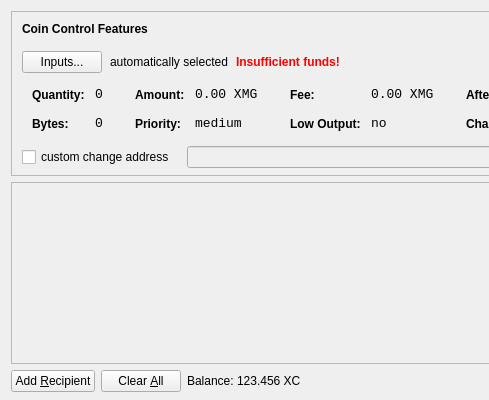
First picture: the form in src/qt/forms/sendcoinsdialog.ui, repository magi-retro/2015-06-22_18-53_x11coin, before the edit; both pictures show x 0 to 489 and y 0 to 400 of the 850 by 400 pixel window.
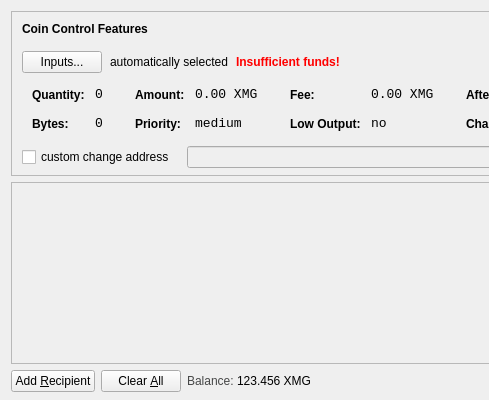
Second picture: the form after the edit. Icons and pictures are not drawn.

What changed in the file:
```diff
--- a/src/qt/forms/sendcoinsdialog.ui
+++ b/src/qt/forms/sendcoinsdialog.ui
@@ -733,6 +733,9 @@
            <verstretch>0</verstretch>
           </sizepolicy>
          </property>
+         <property name="styleSheet">
+          <string notr="true">#label { color: #464747; }</string>
+         </property>
          <property name="text">
           <string>Balance:</string>
          </property>
@@ -749,8 +752,11 @@
          <property name="cursor">
           <cursorShape>IBeamCursor</cursorShape>
          </property>
+         <property name="styleSheet">
+          <string notr="true">#label { color: #464747; }</string>
+         </property>
          <property name="text">
-          <string>123.456 XC</string>
+          <string>123.456 XMG</string>
          </property>
          <property name="textInteractionFlags">
           <set>Qt::LinksAccessibleByMouse|Qt::TextSelectableByKeyboard|Qt::TextSelectableByMouse</set>
```
Left out of the diff: 26 changed lines with no effect on the pictures.
